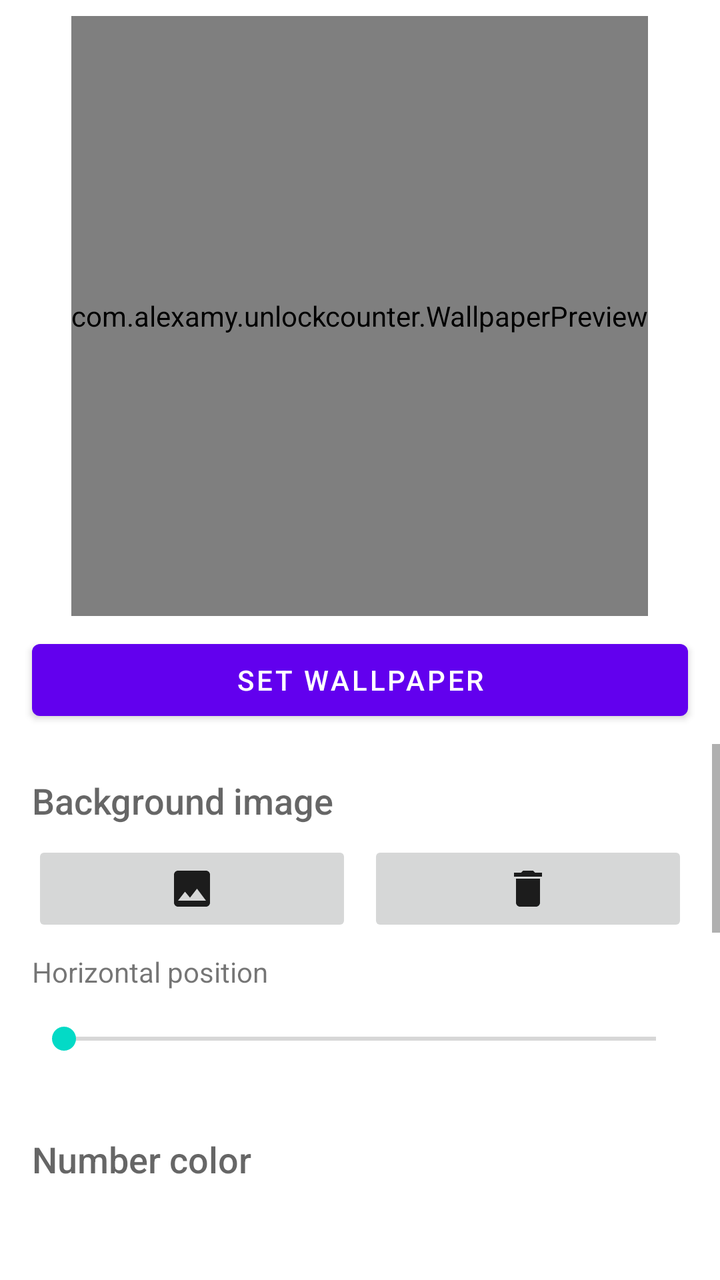
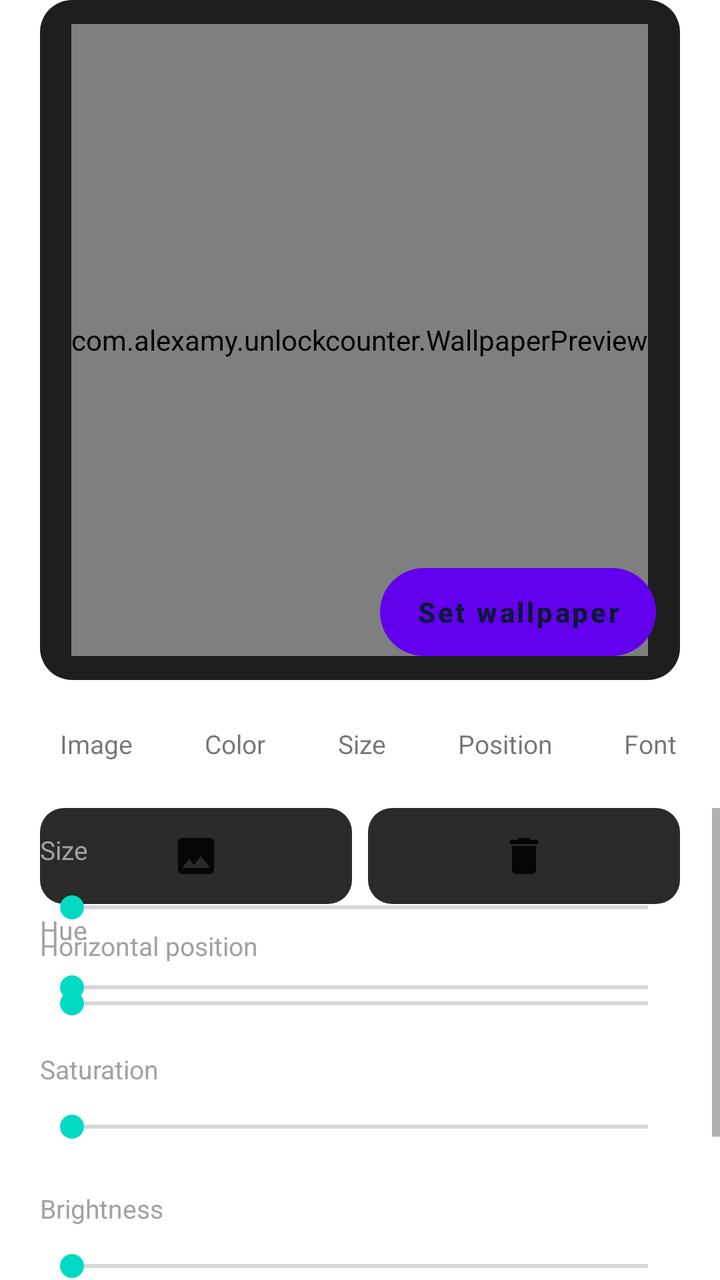

Screens rendered from an Android XML layout before and after an edit, with the pre-edit source and the edit as a unified diff.
<!-- AndroidManifest.xml: fallback theme Theme.MaterialComponents.DayNight.NoActionBar -->
<!-- res/layout/tab_settings.xml -->
<?xml version="1.0" encoding="utf-8"?>
<LinearLayout xmlns:android="http://schemas.android.com/apk/res/android"
    android:layout_width="match_parent"
    android:layout_height="match_parent"
    android:orientation="vertical">

    <com.alexamy.unlockcounter.WallpaperPreview
        android:id="@+id/settings_preview"
        android:layout_width="wrap_content"
        android:layout_height="300dp"
        android:layout_gravity="center_horizontal"
        android:layout_marginTop="8dp" />

    <Button
        android:id="@+id/set_wallpaper"
        android:layout_width="match_parent"
        android:layout_height="wrap_content"
        android:layout_marginHorizontal="16dp"
        android:layout_marginVertical="8dp"
        android:text="@string/set_wallpaper" />

    <ScrollView
        android:layout_width="match_parent"
        android:layout_height="0dp"
        android:layout_weight="1">

        <LinearLayout
            android:layout_width="match_parent"
            android:layout_height="wrap_content"
            android:orientation="vertical"
            android:padding="16dp">

            <TextView
                style="@android:style/TextAppearance.DeviceDefault.Medium"
                android:layout_width="wrap_content"
                android:layout_height="wrap_content"
                android:text="@string/background_image" />

            <LinearLayout
                android:layout_width="match_parent"
                android:layout_height="wrap_content"
                android:layout_marginTop="8dp"
                android:orientation="horizontal">

                <ImageButton
                    android:id="@+id/pick_image"
                    android:layout_width="0dp"
                    android:layout_height="48dp"
                    android:layout_marginEnd="8dp"
                    android:layout_weight="1"
                    android:contentDescription="@string/pick_image"
                    android:src="@drawable/ic_image" />

                <ImageButton
                    android:id="@+id/remove_image"
                    android:layout_width="0dp"
                    android:layout_height="48dp"
                    android:layout_weight="1"
                    android:contentDescription="@string/remove_image"
                    android:src="@drawable/ic_delete" />
            </LinearLayout>

            <TextView
                android:layout_width="wrap_content"
                android:layout_height="wrap_content"
                android:layout_marginTop="8dp"
                android:text="@string/image_x" />

            <SeekBar
                android:id="@+id/image_x"
                android:layout_width="match_parent"
                android:layout_height="48dp"
                android:max="100" />

            <TextView
                style="@android:style/TextAppearance.DeviceDefault.Medium"
                android:layout_width="wrap_content"
                android:layout_height="wrap_content"
                android:layout_marginTop="24dp"
                android:text="@string/number_color" />

            <View
                android:id="@+id/color_preview"
                android:layout_width="match_parent"
                android:layout_height="48dp"
                android:layout_marginVertical="8dp" />

            <TextView
                android:layout_width="wrap_content"
                android:layout_height="wrap_content"
                android:text="@string/hue" />

            <SeekBar
                android:id="@+id/hue"
                android:layout_width="match_parent"
                android:layout_height="48dp"
                android:max="360" />

            <TextView
                android:layout_width="wrap_content"
                android:layout_height="wrap_content"
                android:text="@string/saturation" />

            <SeekBar
                android:id="@+id/saturation"
                android:layout_width="match_parent"
                android:layout_height="48dp"
                android:max="100" />

            <TextView
                android:layout_width="wrap_content"
                android:layout_height="wrap_content"
                android:text="@string/brightness" />

            <SeekBar
                android:id="@+id/brightness"
                android:layout_width="match_parent"
                android:layout_height="48dp"
                android:max="100" />

            <TextView
                android:layout_width="wrap_content"
                android:layout_height="wrap_content"
                android:text="@string/opacity" />

            <SeekBar
                android:id="@+id/opacity"
                android:layout_width="match_parent"
                android:layout_height="48dp"
                android:max="100" />

            <TextView
                style="@android:style/TextAppearance.DeviceDefault.Medium"
                android:layout_width="wrap_content"
                android:layout_height="wrap_content"
                android:layout_marginTop="24dp"
                android:text="@string/size" />

            <SeekBar
                android:id="@+id/size"
                android:layout_width="match_parent"
                android:layout_height="48dp"
                android:max="100" />

            <TextView
                style="@android:style/TextAppearance.DeviceDefault.Medium"
                android:layout_width="wrap_content"
                android:layout_height="wrap_content"
                android:layout_marginTop="24dp"
                android:text="@string/position" />

            <GridLayout
                android:id="@+id/positions"
                android:layout_width="wrap_content"
                android:layout_height="wrap_content"
                android:layout_gravity="center_horizontal"
                android:columnCount="3" />

            <TextView
                style="@android:style/TextAppearance.DeviceDefault.Medium"
                android:layout_width="wrap_content"
                android:layout_height="wrap_content"
                android:layout_marginTop="24dp"
                android:text="@string/font" />

            <RadioGroup
                android:id="@+id/fonts"
                android:layout_width="match_parent"
                android:layout_height="wrap_content" />
        </LinearLayout>
    </ScrollView>
</LinearLayout>
<!-- resources referenced by this layout -->
<resources>
  <!-- drawable ic_delete (drawable) -->
  <?xml version="1.0" encoding="utf-8"?>
  <vector xmlns:android="http://schemas.android.com/apk/res/android"
      android:width="24dp"
      android:height="24dp"
      android:tint="?android:attr/textColorPrimary"
      android:viewportWidth="24"
      android:viewportHeight="24">
      <path
          android:fillColor="#FFFFFF"
          android:pathData="M6,19c0,1.1 0.9,2 2,2h8c1.1,0 2,-0.9 2,-2V7H6v12zM19,4h-3.5l-1,-1h-5l-1,1H5v2h14V4z" />
  </vector>
  <!-- drawable ic_image (drawable) -->
  <?xml version="1.0" encoding="utf-8"?>
  <vector xmlns:android="http://schemas.android.com/apk/res/android"
      android:width="24dp"
      android:height="24dp"
      android:tint="?android:attr/textColorPrimary"
      android:viewportWidth="24"
      android:viewportHeight="24">
      <path
          android:fillColor="#FFFFFF"
          android:pathData="M21,19V5c0,-1.1 -0.9,-2 -2,-2H5c-1.1,0 -2,0.9 -2,2v14c0,1.1 0.9,2 2,2h14c1.1,0 2,-0.9 2,-2zM8.5,13.5l2.5,3.01L14.5,12l4.5,6H5l3.5,-4.5z" />
  </vector>
  <string name="background_image">Background image</string>
  <string name="brightness">Brightness</string>
  <string name="font">Font</string>
  <string name="hue">Hue</string>
  <string name="image_x">Horizontal position</string>
  <string name="number_color">Number color</string>
  <string name="opacity">Opacity</string>
  <string name="pick_image">Pick image</string>
  <string name="position">Position</string>
  <string name="remove_image">Remove image</string>
  <string name="saturation">Saturation</string>
  <string name="set_wallpaper">Set wallpaper</string>
  <string name="size">Size</string>
</resources>

<!-- the commit's change to res/layout/tab_settings.xml (unified diff, before → after) -->
@@ -4,150 +4,130 @@
     android:layout_height="match_parent"
     android:orientation="vertical">
 
-    <com.alexamy.unlockcounter.WallpaperPreview
-        android:id="@+id/settings_preview"
-        android:layout_width="wrap_content"
-        android:layout_height="300dp"
-        android:layout_gravity="center_horizontal"
-        android:layout_marginTop="8dp" />
+    <FrameLayout
+        android:layout_width="match_parent"
+        android:layout_height="340dp"
+        android:layout_marginHorizontal="20dp"
+        android:background="@drawable/bg_card">
 
-    <Button
-        android:id="@+id/set_wallpaper"
+        <com.alexamy.unlockcounter.WallpaperPreview
+            android:id="@+id/settings_preview"
+            android:layout_width="wrap_content"
+            android:layout_height="match_parent"
+            android:layout_gravity="center_horizontal"
+            android:layout_marginVertical="12dp" />
+
+        <Button
+            android:id="@+id/set_wallpaper"
+            android:layout_width="wrap_content"
+            android:layout_height="44dp"
+            android:layout_gravity="bottom|end"
+            android:layout_margin="12dp"
+            android:background="@drawable/bg_pill_accent"
+            android:paddingHorizontal="18dp"
+            android:stateListAnimator="@null"
+            android:text="@string/set_wallpaper"
+            android:textAllCaps="false"
+            android:textColor="@color/on_accent"
+            android:textStyle="bold" />
+    </FrameLayout>
+
+    <HorizontalScrollView
         android:layout_width="match_parent"
         android:layout_height="wrap_content"
-        android:layout_marginHorizontal="16dp"
-        android:layout_marginVertical="8dp"
-        android:text="@string/set_wallpaper" />
+        android:scrollbars="none">
+
+        <LinearLayout
+            android:layout_width="wrap_content"
+            android:layout_height="wrap_content"
+            android:orientation="horizontal"
+            android:paddingHorizontal="16dp"
+            android:paddingVertical="14dp">
+
+            <TextView android:id="@+id/chip_image" style="@style/Chip" android:text="@string/section_image" />
+            <TextView android:id="@+id/chip_color" style="@style/Chip" android:text="@string/section_color" />
+            <TextView android:id="@+id/chip_size" style="@style/Chip" android:text="@string/size" />
+            <TextView android:id="@+id/chip_position" style="@style/Chip" android:text="@string/position" />
+            <TextView android:id="@+id/chip_font" style="@style/Chip" android:text="@string/font" />
+        </LinearLayout>
+    </HorizontalScrollView>
 
     <ScrollView
         android:layout_width="match_parent"
         android:layout_height="0dp"
         android:layout_weight="1">
 
-        <LinearLayout
+        <FrameLayout
             android:layout_width="match_parent"
             android:layout_height="wrap_content"
-            android:orientation="vertical"
-            android:padding="16dp">
-
-            <TextView
-                style="@android:style/TextAppearance.DeviceDefault.Medium"
-                android:layout_width="wrap_content"
-                android:layout_height="wrap_content"
-                android:text="@string/background_image" />
+            android:paddingHorizontal="20dp"
+            android:paddingBottom="20dp">
 
             <LinearLayout
+                android:id="@+id/section_image"
                 android:layout_width="match_parent"
                 android:layout_height="wrap_content"
-                android:layout_marginTop="8dp"
-                android:orientation="horizontal">
+                android:orientation="vertical">
 
-                <ImageButton
-                    android:id="@+id/pick_image"
-                    android:layout_width="0dp"
-                    android:layout_height="48dp"
-                    android:layout_marginEnd="8dp"
-                    android:layout_weight="1"
-                    android:contentDescription="@string/pick_image"
-                    android:src="@drawable/ic_image" />
+                <LinearLayout
+                    android:layout_width="match_parent"
+                    android:layout_height="wrap_content"
+                    android:orientation="horizontal">
 
-                <ImageButton
-                    android:id="@+id/remove_image"
-                    android:layout_width="0dp"
-                    android:layout_height="48dp"
-                    android:layout_weight="1"
-                    android:contentDescription="@string/remove_image"
-                    android:src="@drawable/ic_delete" />
+                    <ImageButton
+                        android:id="@+id/pick_image"
+                        android:layout_width="0dp"
+                        android:layout_height="48dp"
+                        android:layout_marginEnd="8dp"
+                        android:layout_weight="1"
+                        android:background="@drawable/bg_button"
+                        android:contentDescription="@string/pick_image"
+                        android:src="@drawable/ic_image" />
+
+                    <ImageButton
+                        android:id="@+id/remove_image"
+                        android:layout_width="0dp"
+                        android:layout_height="48dp"
+                        android:layout_weight="1"
+                        android:background="@drawable/bg_button"
+                        android:contentDescription="@string/remove_image"
+                        android:src="@drawable/ic_delete" />
+                </LinearLayout>
+
+                <TextView style="@style/SliderLabel" android:text="@string/image_x" />
+                <SeekBar android:id="@+id/image_x" style="@style/Slider" android:max="100" />
             </LinearLayout>
 
-            <TextView
-                android:layout_width="wrap_content"
+            <LinearLayout
+                android:id="@+id/section_color"
+                android:layout_width="match_parent"
                 android:layout_height="wrap_content"
-                android:layout_marginTop="8dp"
-                android:text="@string/image_x" />
+                android:orientation="vertical">
 
-            <SeekBar
-                android:id="@+id/image_x"
+                <View
+                    android:id="@+id/color_preview"
+                    android:layout_width="match_parent"
+                    android:layout_height="40dp" />
+
+                <TextView style="@style/SliderLabel" android:text="@string/hue" />
+                <SeekBar android:id="@+id/hue" style="@style/Slider" android:max="360" />
+                <TextView style="@style/SliderLabel" android:text="@string/saturation" />
+                <SeekBar android:id="@+id/saturation" style="@style/Slider" android:max="100" />
+                <TextView style="@style/SliderLabel" android:text="@string/brightness" />
+                <SeekBar android:id="@+id/brightness" style="@style/Slider" android:max="100" />
+                <TextView style="@style/SliderLabel" android:text="@string/opacity" />
+                <SeekBar android:id="@+id/opacity" style="@style/Slider" android:max="100" />
+            </LinearLayout>
+
+            <LinearLayout
+                android:id="@+id/section_size"
                 android:layout_width="match_parent"
-                android:layout_height="48dp"
-                android:max="100" />
+                android:layout_height="wrap_content"
+                android:orientation="vertical">
 
-            <TextView
-                style="@android:style/TextAppearance.DeviceDefault.Medium"
-                android:layout_width="wrap_content"
-                android:layout_height="wrap_content"
-                android:layout_marginTop="24dp"
-                android:text="@string/number_color" />
-
-            <View
-                android:id="@+id/color_preview"
-                android:layout_width="match_parent"
-                android:layout_height="48dp"
-                android:layout_marginVertical="8dp" />
-
-            <TextView
-                android:layout_width="wrap_content"
-                android:layout_height="wrap_content"
-                android:text="@string/hue" />
-
-            <SeekBar
-                android:id="@+id/hue"
-                android:layout_width="match_parent"
-                android:layout_height="48dp"
-                android:max="360" />
-
-            <TextView
-                android:layout_width="wrap_content"
-                android:layout_height="wrap_content"
-                android:text="@string/saturation" />
-
-            <SeekBar
-                android:id="@+id/saturation"
-                android:layout_width="match_parent"
-                android:layout_height="48dp"
-                android:max="100" />
-
-            <TextView
-                android:layout_width="wrap_content"
-                android:layout_height="wrap_content"
-                android:text="@string/brightness" />
-
-            <SeekBar
-                android:id="@+id/brightness"
-                android:layout_width="match_parent"
-                android:layout_height="48dp"
-                android:max="100" />
-
-            <TextView
-                android:layout_width="wrap_content"
-                android:layout_height="wrap_content"
-                android:text="@string/opacity" />
-
-            <SeekBar
-                android:id="@+id/opacity"
-                android:layout_width="match_parent"
-                android:layout_height="48dp"
-                android:max="100" />
-
-            <TextView
-                style="@android:style/TextAppearance.DeviceDefault.Medium"
-                android:layout_width="wrap_content"
-                android:layout_height="wrap_content"
-                android:layout_marginTop="24dp"
-                android:text="@string/size" />
-
-            <SeekBar
-                android:id="@+id/size"
-                android:layout_width="match_parent"
-                android:layout_height="48dp"
-                android:max="100" />
-
-            <TextView
-                style="@android:style/TextAppearance.DeviceDefault.Medium"
-                android:layout_width="wrap_content"
-                android:layout_height="wrap_content"
-                android:layout_marginTop="24dp"
-                android:text="@string/position" />
+                <TextView style="@style/SliderLabel" android:text="@string/size" />
+                <SeekBar android:id="@+id/size" style="@style/Slider" android:max="100" />
+            </LinearLayout>
 
             <GridLayout
                 android:id="@+id/positions"
@@ -156,17 +136,10 @@
                 android:layout_gravity="center_horizontal"
                 android:columnCount="3" />
 
-            <TextView
-                style="@android:style/TextAppearance.DeviceDefault.Medium"
-                android:layout_width="wrap_content"
-                android:layout_height="wrap_content"
-                android:layout_marginTop="24dp"
-                android:text="@string/font" />
-
             <RadioGroup
                 android:id="@+id/fonts"
                 android:layout_width="match_parent"
                 android:layout_height="wrap_content" />
-        </LinearLayout>
+        </FrameLayout>
     </ScrollView>
 </LinearLayout>
<!-- resource entries referenced after the edit -->
@@ -1,5 +1,24 @@
 <!-- resources referenced by this layout -->
 <resources>
+  <color name="on_accent">#0B1A33</color>
+  <!-- drawable bg_button (drawable) -->
+  <?xml version="1.0" encoding="utf-8"?>
+  <shape xmlns:android="http://schemas.android.com/apk/res/android" android:shape="rectangle">
+      <solid android:color="@color/surface_high" />
+      <corners android:radius="12dp" />
+  </shape>
+  <!-- drawable bg_card (drawable) -->
+  <?xml version="1.0" encoding="utf-8"?>
+  <shape xmlns:android="http://schemas.android.com/apk/res/android" android:shape="rectangle">
+      <solid android:color="@color/surface" />
+      <corners android:radius="16dp" />
+  </shape>
+  <!-- drawable bg_pill_accent (drawable) -->
+  <?xml version="1.0" encoding="utf-8"?>
+  <shape xmlns:android="http://schemas.android.com/apk/res/android" android:shape="rectangle">
+      <solid android:color="@color/accent" />
+      <corners android:radius="22dp" />
+  </shape>
   <!-- drawable ic_delete (drawable) -->
   <?xml version="1.0" encoding="utf-8"?>
   <vector xmlns:android="http://schemas.android.com/apk/res/android"
@@ -24,18 +43,43 @@
           android:fillColor="#FFFFFF"
           android:pathData="M21,19V5c0,-1.1 -0.9,-2 -2,-2H5c-1.1,0 -2,0.9 -2,2v14c0,1.1 0.9,2 2,2h14c1.1,0 2,-0.9 2,-2zM8.5,13.5l2.5,3.01L14.5,12l4.5,6H5l3.5,-4.5z" />
   </vector>
-  <string name="background_image">Background image</string>
   <string name="brightness">Brightness</string>
   <string name="font">Font</string>
   <string name="hue">Hue</string>
   <string name="image_x">Horizontal position</string>
-  <string name="number_color">Number color</string>
   <string name="opacity">Opacity</string>
   <string name="pick_image">Pick image</string>
   <string name="position">Position</string>
   <string name="remove_image">Remove image</string>
   <string name="saturation">Saturation</string>
+  <string name="section_color">Color</string>
+  <string name="section_image">Image</string>
   <string name="set_wallpaper">Set wallpaper</string>
   <string name="size">Size</string>
+  <style name="Chip">
+          <item name="android:layout_width">wrap_content</item>
+          <item name="android:layout_height">36dp</item>
+          <item name="android:layout_marginEnd">8dp</item>
+          <item name="android:gravity">center</item>
+          <item name="android:paddingHorizontal">14dp</item>
+          <item name="android:textSize">13sp</item>
+          <item name="android:clickable">true</item>
+          <item name="android:focusable">true</item>
+      </style>
+  <style name="Slider">
+          <item name="android:layout_width">match_parent</item>
+          <item name="android:layout_height">40dp</item>
+      </style>
+  <style name="SliderLabel">
+          <item name="android:layout_width">wrap_content</item>
+          <item name="android:layout_height">wrap_content</item>
+          <item name="android:layout_marginTop">12dp</item>
+          <item name="android:textColor">@color/text_muted</item>
+          <item name="android:textSize">13sp</item>
+      </style>
+  <color name="surface_high">#2A2A2A</color>
+  <color name="surface">#1E1E1E</color>
+  <color name="accent">#8AB4F8</color>
+  <color name="text_muted">#A1A1A1</color>
 </resources>
 
